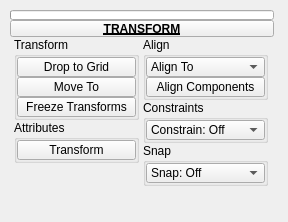
This is tentacle/ui/uiLevel_3/transform.ui in m3trik/tentacle as Qt 5 draws it before an edit. The edited form follows.
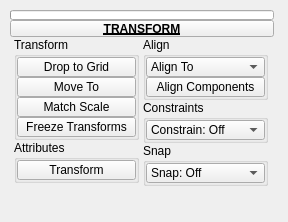
This is the edited form. Custom widgets are drawn as their Qt base class.

What changed in the file:
```diff
--- a/tentacle/ui/uiLevel_3/transform.ui
+++ b/tentacle/ui/uiLevel_3/transform.ui
@@ -203,6 +203,52 @@
               </property>
              </widget>
             </item>
+            <item>
+             <widget class="QPushButton" name="b001">
+              <property name="enabled">
+               <bool>true</bool>
+              </property>
+              <property name="sizePolicy">
+               <sizepolicy hsizetype="Preferred" vsizetype="Fixed">
+                <horstretch>0</horstretch>
+                <verstretch>0</verstretch>
+               </sizepolicy>
+              </property>
+              <property name="minimumSize">
+               <size>
+                <width>0</width>
+                <height>20</height>
+               </size>
+              </property>
+              <property name="maximumSize">
+               <size>
+                <width>999</width>
+                <height>20</height>
+               </size>
+              </property>
+              <property name="toolTip">
+               <string>&lt;html&gt;&lt;head/&gt;&lt;body&gt;&lt;p&gt;Match the first selected object to the combined bounding box scale of any additional selected objects.&lt;/p&gt;&lt;/body&gt;&lt;/html&gt;</string>
+              </property>
+              <property name="text">
+               <string>Match Scale</string>
+              </property>
+              <property name="iconSize">
+               <size>
+                <width>18</width>
+                <height>18</height>
+               </size>
+              </property>
+              <property name="autoDefault">
+               <bool>false</bool>
+              </property>
+              <property name="default">
+               <bool>false</bool>
+              </property>
+              <property name="flat">
+               <bool>false</bool>
+              </property>
+             </widget>
+            </item>
             <item>
              <widget class="QPushButton" name="b002">
               <property name="enabled">
@@ -677,16 +723,16 @@
    <extends>QProgressBar</extends>
    <header>widgets.progressbar.h</header>
   </customwidget>
+  <customwidget>
+   <class>PushButton</class>
+   <extends>QPushButton</extends>
+   <header>widgets.pushbutton.h</header>
+  </customwidget>
   <customwidget>
    <class>ComboBox</class>
    <extends>QComboBox</extends>
    <header>widgets.combobox.h</header>
   </customwidget>
-  <customwidget>
-   <class>PushButton</class>
-   <extends>QPushButton</extends>
-   <header>widgets.pushbutton.h</header>
-  </customwidget>
  </customwidgets>
  <resources/>
  <connections/>
```
